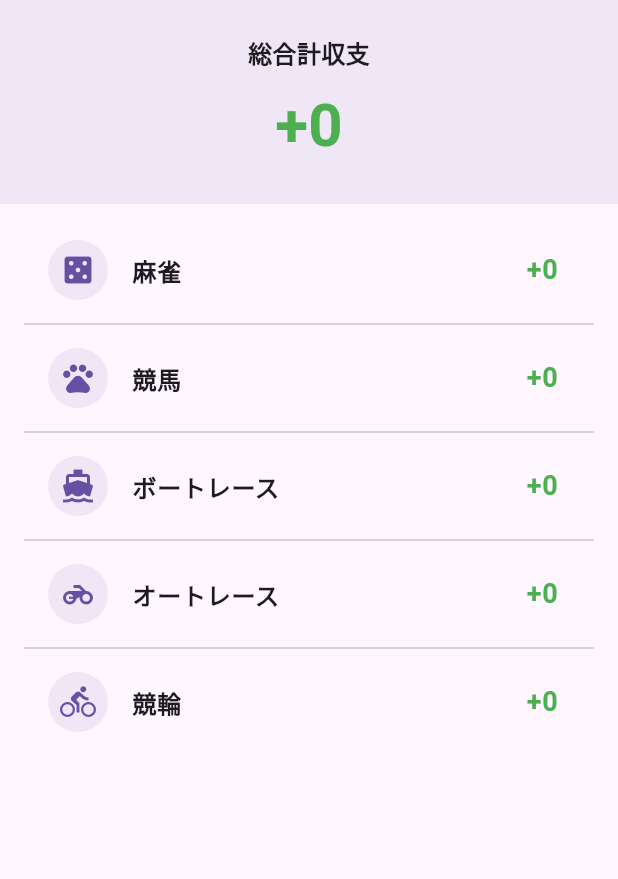
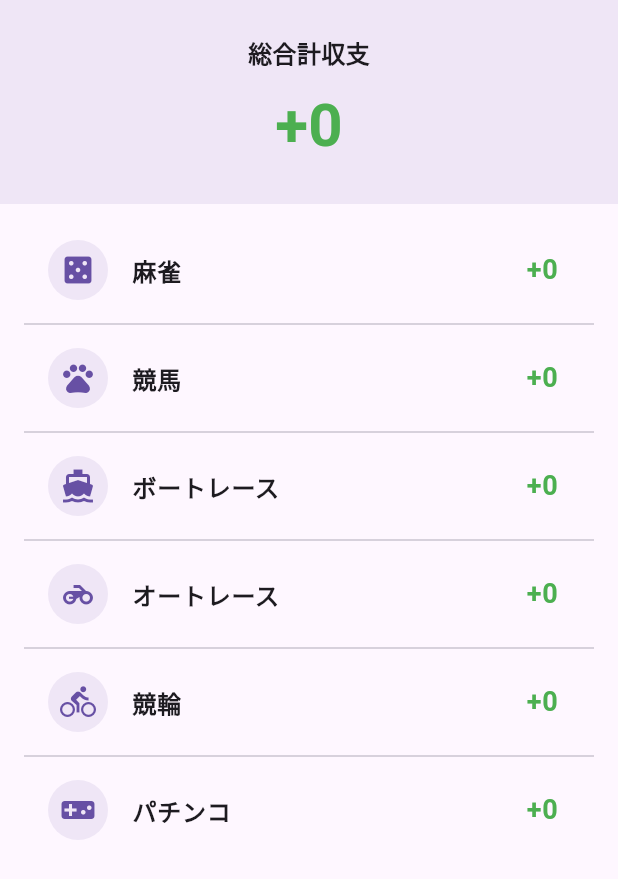
Before and after one commit to Ittalian/mahjong_tracker, a Flutter app: the SummaryScreen widget shown alone on an empty page, opened directly, on a phone screen of 412 x 824 dp. Shown: the top 879 px of the screen. Run offline on Flutter 3.47's test engine with Material 3 defaults, Android fonts, the phone set to English and light mode, and no system bars; our stand-ins replace cloud_firestore, firebase_core, rxdart; accounts and stored records are empty.

Commit message:
パチンコ結果の管理機能を追加し、関連するモデル、画面、サービス、およびドキュメントを更新

```diff
--- /dev/null
+++ b/lib/models/pachinko_result.dart
@@ -0,0 +1,37 @@
+import 'package:cloud_firestore/cloud_firestore.dart';
+
+class PachinkoResult {
+  final String? id;
+  final DateTime date;
+  final int amount;
+  final String memo;
+  final DateTime createdAt;
+
+  PachinkoResult({
+    this.id,
+    required this.date,
+    required this.amount,
+    required this.memo,
+    required this.createdAt,
+  });
+
+  factory PachinkoResult.fromFirestore(DocumentSnapshot doc) {
+    Map<String, dynamic> data = doc.data() as Map<String, dynamic>;
+    return PachinkoResult(
+      id: doc.id,
+      date: (data['date'] as Timestamp).toDate(),
+      amount: data['amount'] ?? 0,
+      memo: data['memo'] ?? '',
+      createdAt: (data['createdAt'] as Timestamp).toDate(),
+    );
+  }
+
+  Map<String, dynamic> toMap() {
+    return {
+      'date': Timestamp.fromDate(date),
+      'amount': amount,
+      'memo': memo,
+      'createdAt': Timestamp.fromDate(createdAt),
+    };
+  }
+}
--- a/lib/screens/summary_screen.dart
+++ b/lib/screens/summary_screen.dart
@@ -21,6 +21,7 @@ class SummaryScreen extends StatelessWidget {
     final boatStream = _getTotal(firestoreService.getBoatRacingResults());
     final autoStream = _getTotal(firestoreService.getAutoRacingResults());
     final keirinStream = _getTotal(firestoreService.getKeirinResults());
+    final pachinkoStream = _getTotal(firestoreService.getPachinkoResults());
 
     return StreamBuilder<List<int>>(
       stream: CombineLatestStream.list([
@@ -29,6 +30,7 @@ class SummaryScreen extends StatelessWidget {
         boatStream,
         autoStream,
         keirinStream,
+        pachinkoStream,
       ]),
       builder: (context, snapshot) {
         if (snapshot.hasError) {
@@ -45,16 +47,46 @@ class SummaryScreen extends StatelessWidget {
         final boatTotal = totals[2];
         final autoTotal = totals[3];
         final keirinTotal = totals[4];
+        final pachinkoTotal = totals[5];
 
-        final grandTotal =
-            mahjongTotal + horseTotal + boatTotal + autoTotal + keirinTotal;
+        final grandTotal = mahjongTotal +
+            horseTotal +
+            boatTotal +
+            autoTotal +
+            keirinTotal +
+            pachinkoTotal;
 
         final categories = [
-          {'label': '麻雀', 'total': mahjongTotal, 'icon': Icons.casino},
-          {'label': '競馬', 'total': horseTotal, 'icon': Icons.pets},
-          {'label': 'ボートレース', 'total': boatTotal, 'icon': Icons.directions_boat},
-          {'label': 'オートレース', 'total': autoTotal, 'icon': Icons.motorcycle},
-          {'label': '競輪', 'total': keirinTotal, 'icon': Icons.directions_bike},
+          {
+            'label': '麻雀',
+            'total': mahjongTotal,
+            'icon': Icons.casino,
+          },
+          {
+            'label': '競馬',
+            'total': horseTotal,
+            'icon': Icons.pets,
+          },
+          {
+            'label': 'ボートレース',
+            'total': boatTotal,
+            'icon': Icons.directions_boat,
+          },
+          {
+            'label': 'オートレース',
+            'total': autoTotal,
+            'icon': Icons.motorcycle,
+          },
+          {
+            'label': '競輪',
+            'total': keirinTotal,
+            'icon': Icons.directions_bike,
+          },
+          {
+            'label': 'パチンコ',
+            'total': pachinkoTotal,
+            'icon': Icons.videogame_asset,
+          },
         ];
 
         return Column(
--- a/lib/services/firestore_service.dart
+++ b/lib/services/firestore_service.dart
@@ -4,6 +4,7 @@ import '../models/horse_racing_result.dart';
 import '../models/boat_racing_result.dart';
 import '../models/auto_racing_result.dart';
 import '../models/keirin_result.dart';
+import '../models/pachinko_result.dart';
 
 class FirestoreService {
   final FirebaseFirestore _firestore = FirebaseFirestore.instance;
@@ -147,4 +148,32 @@ class FirestoreService {
   Future<void> deleteKeirinResult(String id) async {
     await _firestore.collection('keirin_results').doc(id).delete();
   }
+
+  Future<void> addPachinkoResult(PachinkoResult result) async {
+    await _firestore.collection('pachinko_results').add(result.toMap());
+  }
+
+  Stream<List<PachinkoResult>> getPachinkoResults() {
+    return _firestore
+        .collection('pachinko_results')
+        .orderBy('date', descending: true)
+        .snapshots()
+        .map((snapshot) {
+      return snapshot.docs.map((doc) {
+        return PachinkoResult.fromFirestore(doc);
+      }).toList();
+    });
+  }
+
+  Future<void> updatePachinkoResult(PachinkoResult result) async {
+    if (result.id == null) return;
+    await _firestore
+        .collection('pachinko_results')
+        .doc(result.id)
+        .update(result.toMap());
+  }
+
+  Future<void> deletePachinkoResult(String id) async {
+    await _firestore.collection('pachinko_results').doc(id).delete();
+  }
 }
```
Also changed, not shown: lib/screens/edit_screen.dart (+18 -1 lines), lib/screens/home_screen.dart (+14 -1 lines), 4 other files.
